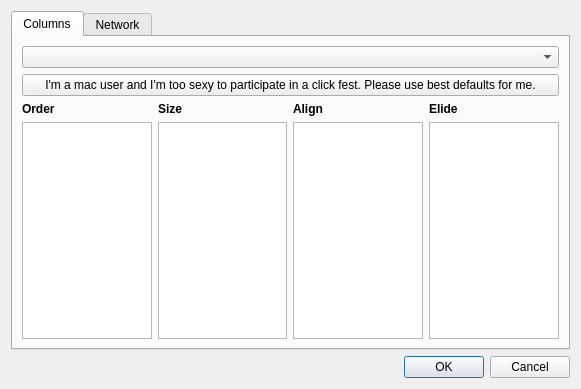
The window that trace_server/settings.ui (mojmir-svoboda/DbgToolkit) describes before a commit, drawn with Qt 5.
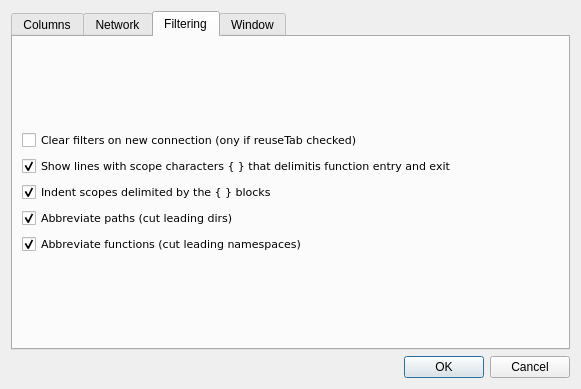
The same window after the commit. The open tabs and pages were chosen to show the change.

Commit message: + some checkboxes went into settings dialogue * bugfixing + scope indent enable/disable

Patch:
```diff
--- a/trace_server/settings.ui
+++ b/trace_server/settings.ui
@@ -276,6 +276,133 @@
        </item>
       </layout>
      </widget>
+     <widget class="QWidget" name="tab">
+      <attribute name="title">
+       <string>Filtering</string>
+      </attribute>
+      <layout class="QGridLayout" name="gridLayout_4">
+       <item row="0" column="0">
+        <layout class="QGridLayout" name="gridLayout_2">
+         <item row="0" column="0">
+          <widget class="QCheckBox" name="clrFiltersCheckBox">
+           <property name="font">
+            <font>
+             <family>Verdana</family>
+             <pointsize>8</pointsize>
+            </font>
+           </property>
+           <property name="text">
+            <string>Clear filters on new connection (ony if reuseTab checked)</string>
+           </property>
+          </widget>
+         </item>
+         <item row="1" column="0">
+          <widget class="QCheckBox" name="scopesCheckBox">
+           <property name="font">
+            <font>
+             <family>Verdana</family>
+             <pointsize>8</pointsize>
+            </font>
+           </property>
+           <property name="text">
+            <string>Show lines with scope characters { } that delimitis function entry and exit</string>
+           </property>
+           <property name="checked">
+            <bool>true</bool>
+           </property>
+          </widget>
+         </item>
+         <item row="2" column="0">
+          <widget class="QCheckBox" name="indentCheckBox">
+           <property name="font">
+            <font>
+             <family>Verdana</family>
+             <pointsize>8</pointsize>
+            </font>
+           </property>
+           <property name="text">
+            <string>Indent scopes delimited by the { } blocks</string>
+           </property>
+           <property name="checked">
+            <bool>true</bool>
+           </property>
+          </widget>
+         </item>
+         <item row="3" column="0">
+          <widget class="QCheckBox" name="cutPathCheckBox">
+           <property name="font">
+            <font>
+             <family>Verdana</family>
+             <pointsize>8</pointsize>
+            </font>
+           </property>
+           <property name="text">
+            <string>Abbreviate paths (cut leading dirs)</string>
+           </property>
+           <property name="checked">
+            <bool>true</bool>
+           </property>
+          </widget>
+         </item>
+         <item row="4" column="0">
+          <widget class="QCheckBox" name="cutNamespaceCheckBox">
+           <property name="font">
+            <font>
+             <family>Verdana</family>
+             <pointsize>8</pointsize>
+            </font>
+           </property>
+           <property name="text">
+            <string>Abbreviate functions (cut leading namespaces)</string>
+           </property>
+           <property name="checked">
+            <bool>true</bool>
+           </property>
+          </widget>
+         </item>
+        </layout>
+       </item>
+      </layout>
+     </widget>
+     <widget class="QWidget" name="tab_2">
+      <attribute name="title">
+       <string>Window</string>
+      </attribute>
+      <layout class="QGridLayout" name="gridLayout_6">
+       <item row="0" column="0">
+        <layout class="QGridLayout" name="gridLayout_5">
+         <item row="1" column="0">
+          <widget class="QCheckBox" name="reuseTabCheckBox">
+           <property name="font">
+            <font>
+             <family>Verdana</family>
+             <pointsize>8</pointsize>
+            </font>
+           </property>
+           <property name="text">
+            <string>Reuse current tab for connections/files from the same application</string>
+           </property>
+           <property name="checked">
+            <bool>true</bool>
+           </property>
+          </widget>
+         </item>
+         <item row="0" column="0">
+          <widget class="QCheckBox" name="onTopCheckBox">
+           <property name="font">
+            <font>
+             <family>Verdana</family>
+            </font>
+           </property>
+           <property name="text">
+            <string>Keep window on top (buggy)</string>
+           </property>
+          </widget>
+         </item>
+        </layout>
+       </item>
+      </layout>
+     </widget>
     </widget>
    </item>
    <item>
```
Left out of the diff: 2 changed lines with no effect on the pictures. The commit also changes 7 other files.
